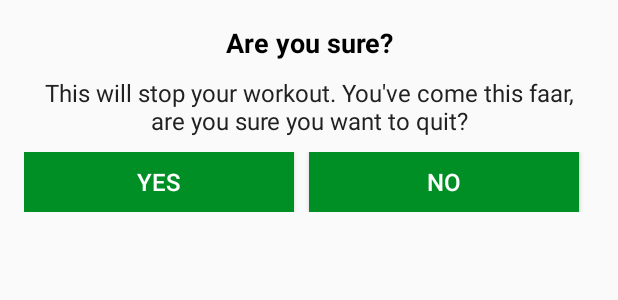
After one commit to HiroshiNov/7Minuteworkout, an Android app: the layout dialog_custom_back_confirmation.xml on its own in the app's theme, with its tools: preview values and no code run, on a phone screen of 412 x 824 dp. The commit adds this screen. Shown: the top 300 px of the screen. Run offline under Robolectric (Android 15) with nearby library versions, the phone set to English and light mode, and no system bars.

Commit message:
edit gitignore

```diff
--- a/app/src/main/AndroidManifest.xml
+++ b/app/src/main/AndroidManifest.xml
@@ -11,12 +11,11 @@
         android:theme="@style/AppTheme">
         <activity android:name=".FinishActivity"
             android:screenOrientation="portrait"
-            android:theme="@style/Theme.AppCompat.Light.NoActionBar">
-        ></activity>
+            android:theme="@style/Theme.AppCompat.Light.NoActionBar"></activity>
         <activity
             android:name=".ExerciseActivity"
             android:screenOrientation="portrait"
-            android:theme="@style/Theme.AppCompat.Light.NoActionBar" />
+            android:theme="@style/Theme.AppCompat.Light.NoActionBar"></activity>
         <activity
             android:name=".MainActivity"
             android:screenOrientation="portrait"
--- a/app/src/main/java/jp/hiroshi/nov/m/a7minuteworkout/ExerciseActivity.kt
+++ b/app/src/main/java/jp/hiroshi/nov/m/a7minuteworkout/ExerciseActivity.kt
@@ -1,5 +1,6 @@
 package jp.hiroshi.nov.m.a7minuteworkout
 
+import android.app.Dialog
 import android.content.Intent
 import android.media.MediaPlayer
 import androidx.appcompat.app.AppCompatActivity
@@ -12,6 +13,7 @@ import android.view.View
 import android.widget.Toast
 import androidx.recyclerview.widget.LinearLayoutManager
 import kotlinx.android.synthetic.main.activity_exercise.*
+import kotlinx.android.synthetic.main.dialog_custom_back_confirmation.*
 import java.util.*
 import kotlin.collections.ArrayList
 
@@ -44,7 +46,8 @@ class ExerciseActivity : AppCompatActivity(), TextToSpeech.OnInitListener {
             actionbar.setDisplayHomeAsUpEnabled(true)
         }
         toolbar_exercise_activity.setNavigationOnClickListener {
-            onBackPressed() //backbutton on the screen
+            customDialogForBackButton()
+            //            onBackPressed() //backbutton on the screen
 
         }
 
@@ -54,6 +57,8 @@ class ExerciseActivity : AppCompatActivity(), TextToSpeech.OnInitListener {
         setupRestView()
 
         setupExerciseStatusRecyclerView()
+
+
 
     }
 
@@ -210,4 +215,20 @@ class ExerciseActivity : AppCompatActivity(), TextToSpeech.OnInitListener {
         exerciseAdapter = ExerciseStatusAdapter(exerciseList!!,this)
         rvExerciseStatus.adapter = exerciseAdapter
     }
+
+    private fun customDialogForBackButton(){
+        val customDialog = Dialog(this)
+
+        customDialog.setContentView(R.layout.dialog_custom_back_confirmation)
+        customDialog.tvYes.setOnClickListener{
+            finish()
+            customDialog.dismiss()
+        }
+
+        customDialog.setContentView(R.layout.dialog_custom_back_confirmation)
+        customDialog.tvNo.setOnClickListener{
+            finish()
+            customDialog.dismiss()
+        }
+    }
 }
--- a/app/src/main/java/jp/hiroshi/nov/m/a7minuteworkout/ExerciseStatusAdapter.kt
+++ b/app/src/main/java/jp/hiroshi/nov/m/a7minuteworkout/ExerciseStatusAdapter.kt
@@ -37,7 +37,6 @@ class ExerciseStatusAdapter(val items: ArrayList<ExerciseModel>, val context:Con
         return items.size
     }
 
-
     class ViewHolder(view: View) : RecyclerView.ViewHolder(view){
         val tvItem = view.tvItem
     }
--- /dev/null
+++ b/app/src/main/res/layout/dialog_custom_back_confirmation.xml
@@ -0,0 +1,65 @@
+<?xml version="1.0" encoding="utf-8"?>
+<LinearLayout xmlns:android="http://schemas.android.com/apk/res/android"
+    android:orientation="vertical"
+    android:layout_width="match_parent"
+    android:layout_height="wrap_content"
+    android:gravity="center"
+    android:padding="16dp">
+
+    <TextView
+        android:layout_width="match_parent"
+        android:layout_height="wrap_content"
+        android:gravity="center"
+        android:text="Are you sure?"
+        android:textColor="#000000"
+        android:textSize="18sp"
+        android:textStyle="bold"/>
+
+    <TextView
+        android:layout_width="match_parent"
+        android:layout_height="wrap_content"
+        android:layout_marginStart="10dp"
+        android:layout_marginTop="10dp"
+        android:layout_marginEnd="10dp"
+        android:gravity="center"
+        android:text="This will stop your workout. You\'ve come this faar, are you sure you want to quit?"
+        android:textColor="#212121"
+        android:textSize="16sp"/>
+
+    <LinearLayout
+        android:layout_width="match_parent"
+        android:layout_height="wrap_content"
+        android:layout_marginTop="10dp"
+        android:orientation="horizontal">
+
+        <Button
+            android:id="@+id/tvYes"
+            android:layout_width="0dp"
+            android:layout_height="40dp"
+            android:layout_marginEnd="10dp"
+            android:text="YES"
+            android:textColor="#FFFFFF"
+            android:layout_weight="1"
+            android:background="@color/colorAccent"
+            android:padding="8dp"
+            android:textSize="16sp"
+            android:gravity="center"
+            />
+
+        <Button
+            android:id="@+id/tvNo"
+            android:layout_width="0dp"
+            android:layout_height="40dp"
+            android:layout_marginEnd="10dp"
+            android:text="NO"
+            android:textColor="#FFFFFF"
+            android:layout_weight="1"
+            android:background="@color/colorAccent"
+            android:padding="8dp"
+            android:textSize="16sp"
+            android:gravity="center"
+            />
+
+    </LinearLayout>
+
+</LinearLayout>
```
Also changed, not shown: 1 other file.
